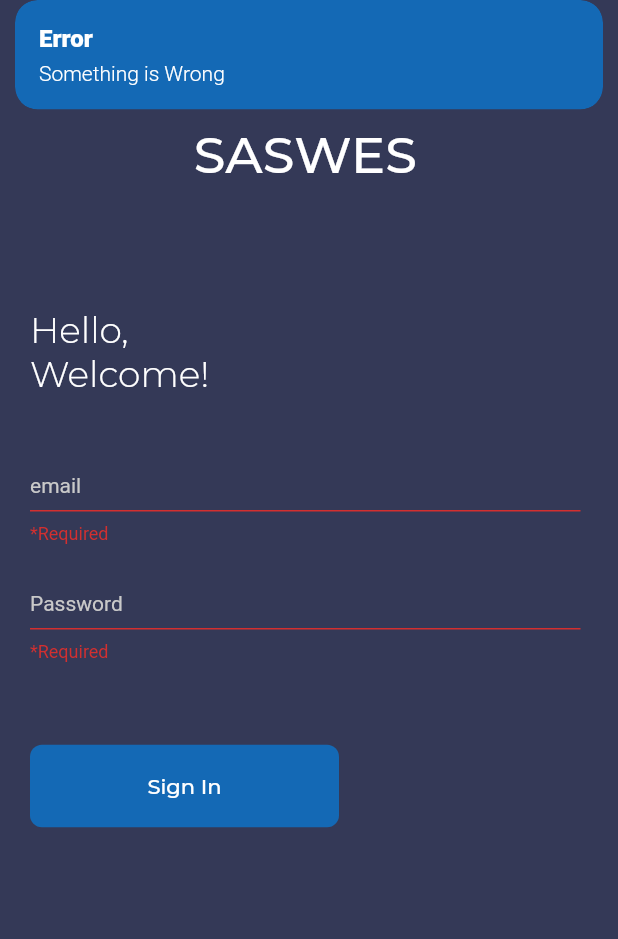
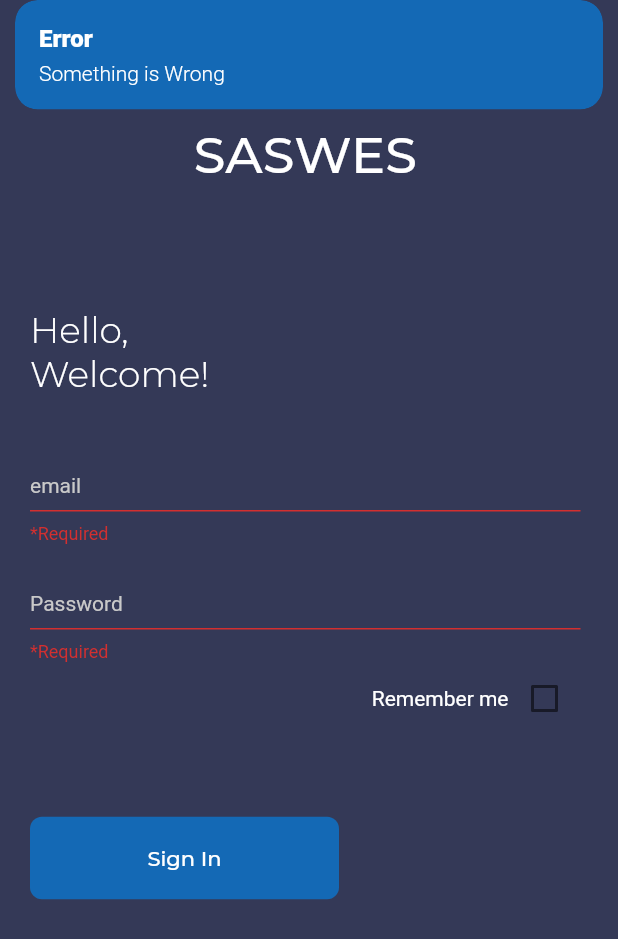
Before and after one commit to UsamaAkbar123/qr_scanner, a Flutter app: the screen it shows after launch, after a tap on "Sign In", on a phone screen of 412 x 824 dp. Shown: the top 939 px of the screen. Run offline on Flutter 3.47's test engine with Material 2 defaults, Android fonts, the phone set to English and light mode, and no system bars; our stand-ins replace animated_text_kit, flutter_tts, get, google_fonts, shared_preferences; missing offline and left inert: qr_code_scanner.

Commit message:
Remmerber me feature added

```diff
--- a/lib/Screens/signin_screen.dart
+++ b/lib/Screens/signin_screen.dart
@@ -4,6 +4,7 @@
 import 'package:get/get.dart';
 import 'package:google_fonts/google_fonts.dart';
 import 'package:sas/controller/api_services.dart';
+import 'package:sas/sharepreferences/share_preference.dart';
 
 import 'package:sas/widgets/colors.dart';
 import 'package:sas/widgets/custom_button.dart';
@@ -22,6 +23,7 @@
   TextEditingController emailController = TextEditingController();
   TextEditingController passwordController = TextEditingController();
   final _formKey = GlobalKey<FormState>();
+  bool isRememberMeCheck = false;
   @override
   Widget build(BuildContext context) {
     return SafeArea(
@@ -75,6 +77,23 @@
                   textInputType: TextInputType.text,
                   txtController: passwordController,
                 ),
+                Row(
+                  mainAxisAlignment: MainAxisAlignment.end,
+                  children: [
+                    const Text(
+                      'Remember me',
+                      style: TextStyle(color: Colors.white),
+                    ),
+                    Checkbox(
+                      value: isRememberMeCheck,
+                      onChanged: (change) async {
+                        setState(() {
+                          isRememberMeCheck = !isRememberMeCheck;
+                        });
+                      },
+                    ),
+                  ],
+                ),
                 SizedBox(
                   height: Get.height / 15,
                 ),
@@ -86,7 +105,9 @@
                   onPress: () {
                     if (_formKey.currentState!.validate()) {
                       onloginSccess(
-                          emailController.text, passwordController.text);
+                        emailController.text,
+                        passwordController.text,
+                      );
                     } else {
                       (Get.snackbar("Error", "Something is Wrong",
                           backgroundColor: mainColor, colorText: textColor));
@@ -109,15 +130,34 @@
     signinData = jsonDecode(response.body);
     if (response.statusCode == 200) {
       if (signinData == {} || signinData["status"] == "false") {
-        Get.snackbar("Try Again", "Email or Password is Wrong",
-            backgroundColor: mainColor, colorText: textColor);
+        Get.snackbar(
+          "Try Again",
+          "Email or Password is Wrong",
+          backgroundColor: mainColor,
+          colorText: textColor,
+        );
       } else {
         try {
+          if (isRememberMeCheck == true) {
+            await SharedPreferenceKeys.setUserLoginRememberMeInfo(true);
+            await SharedPreferenceKeys.setUserLoginInfo(
+              signinData['org_id'],
+              signinData['org_name'],
+              signinData['logo'],
+            );
+          } else {
+            await SharedPreferenceKeys.setUserLoginRememberMeInfo(false);
+            await SharedPreferenceKeys.setUserLoginInfo(
+              signinData['org_id'],
+              signinData['org_name'],
+              signinData['logo'],
+            );
+          }
           Get.offAll(Dashboard(
-            company_id: signinData['org_id'],
-            company_name: signinData['org_name'],
-            comapny_logo: signinData['logo'],
-          ));
+              // company_id: signinData['org_id'],
+              // company_name: signinData['org_name'],
+              // comapny_logo: signinData['logo'],
+              ));
         } on Exception catch (_) {
           Get.snackbar("Try Again", "Email or Password is Wrong",
               backgroundColor: mainColor, colorText: textColor);
--- a/lib/Screens/splash_screen.dart
+++ b/lib/Screens/splash_screen.dart
@@ -4,7 +4,9 @@
 import 'package:flutter/material.dart';
 import 'package:get/get.dart';
 import 'package:google_fonts/google_fonts.dart';
+import 'package:sas/Screens/dashboard_screen.dart';
 import 'package:sas/Screens/signin_screen.dart';
+import 'package:sas/sharepreferences/share_preference.dart';
 import 'package:sas/widgets/colors.dart';
 
 class splashScreen extends StatefulWidget {
@@ -17,9 +19,16 @@
 class _splashScreenState extends State<splashScreen> {
   @override
   void initState() {
+    // getUserLoginRememberMeInfo return true or false
+    if (SharedPreferenceKeys.getUserLoginRememberMeInfo()) {
+      Future.delayed(const Duration(seconds: 5)).then((value) {
+        Get.offAll(() => const Dashboard());
+      });
+    } else {
       Future.delayed(const Duration(seconds: 5)).then((value) {
         Get.offAll(() => const SignInScreen());
       });
+    }
 
     super.initState();
   }
@@ -52,7 +61,8 @@
                   speed: const Duration(milliseconds: 100),
                   textAlign: TextAlign.center,
                 ),
-                ]),
+              ],
+            ),
           ),
         ),
       ),
--- a/lib/main.dart
+++ b/lib/main.dart
@@ -3,9 +3,12 @@
 import 'package:flutter/material.dart';
 import 'package:get/get.dart';
 import 'package:sas/Screens/splash_screen.dart';
+import 'package:sas/sharepreferences/share_preference.dart';
 import 'package:sas/widgets/colors.dart';
 
-void main() {
+Future<void> main() async {
+  WidgetsFlutterBinding.ensureInitialized();
+  await SharedPreferenceKeys.init();
   runApp(const MyApp());
 }
 
--- /dev/null
+++ b/lib/sharepreferences/share_preference.dart
@@ -0,0 +1,33 @@
+// ignore_for_file: constant_identifier_names
+
+import 'package:shared_preferences/shared_preferences.dart';
+
+class SharedPreferenceKeys {
+  static SharedPreferences? _preferences;
+  static const _isLogedIn = 'false';
+  static const _company_id = 'company_id';
+  static const _company_name = 'company_name';
+  static const _company_logo = 'company_logo';
+
+  static Future init() async =>
+      _preferences = await SharedPreferences.getInstance();
+
+  static Future setUserLoginRememberMeInfo(bool isLogin) async =>
+      await _preferences?.setBool(_isLogedIn, isLogin);
+
+  static getUserLoginRememberMeInfo() =>
+      _preferences?.getBool(_isLogedIn) ?? false;
+  static getCompanyId() => _preferences?.getString(_company_id);
+  static getCompanyName() => _preferences?.getString(_company_name);
+  static getCompanyLogo() => _preferences?.getString(_company_logo);
+
+  static Future setUserLoginInfo(
+    String companyId,
+    String companyName,
+    String companyLogo,
+  ) async {
+    await _preferences?.setString(_company_id, companyId);
+    await _preferences?.setString(_company_name, companyName);
+    await _preferences?.setString(_company_logo, companyLogo);
+  }
+}
--- a/pubspec.yaml
+++ b/pubspec.yaml
@@ -40,6 +40,7 @@
   flutter_tts: ^3.4.0
   get: any
   http: ^0.13.4
+  shared_preferences: ^2.0.15
 
 dev_dependencies:
   flutter_test:
```
Also changed, not shown: lib/Screens/dashboard_screen.dart (+16 -12 lines), pubspec.lock. Lines whose indentation alone changed are shown as unchanged.
